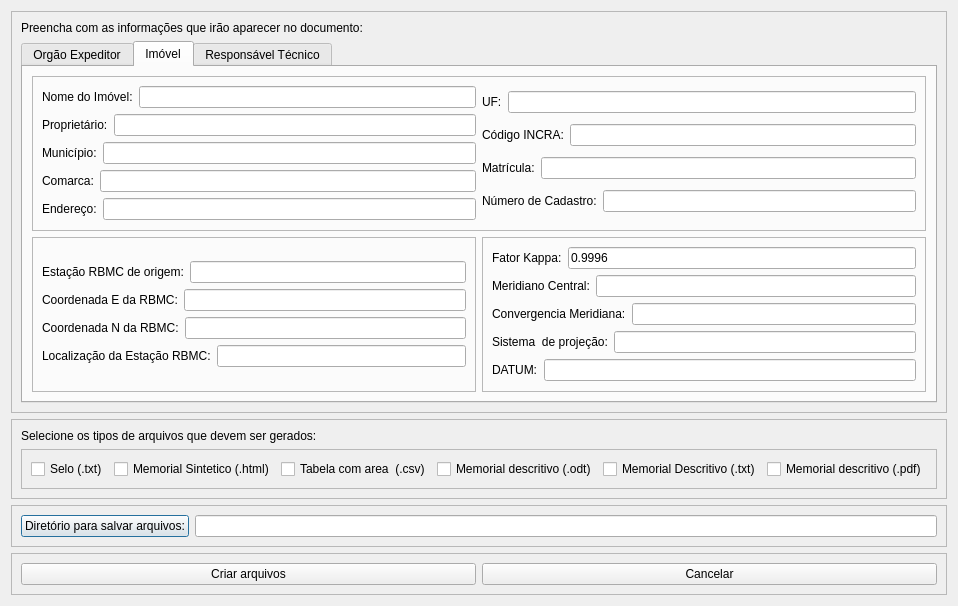
Qt form azimuthsAndDistances/ui_memorialGenerator2.ui (guilhermehrn/AzimuthDistanceCalculator) before a commit.
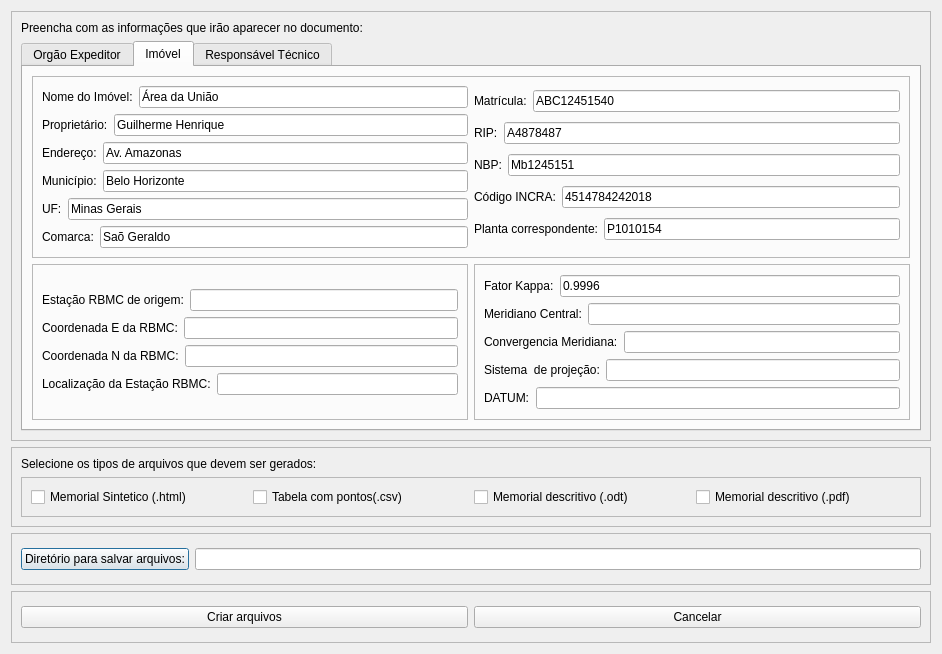
The same form after that commit. The open tabs and pages were chosen to show the change.

The edit to the form file:
```diff
--- a/azimuthsAndDistances/ui_memorialGenerator2.ui
+++ b/azimuthsAndDistances/ui_memorialGenerator2.ui
@@ -7,7 +7,7 @@
     <x>0</x>
     <y>0</y>
     <width>942</width>
-    <height>602</height>
+    <height>654</height>
    </rect>
   </property>
   <property name="windowTitle">
@@ -42,13 +42,6 @@
          <number>0</number>
         </property>
         <layout class="QHBoxLayout" name="horizontalLayout_24">
-         <item>
-          <widget class="QCheckBox" name="seloTxt">
-           <property name="text">
-            <string>Selo (.txt)</string>
-           </property>
-          </widget>
-         </item>
          <item>
           <widget class="QCheckBox" name="memorialSinteticHtml">
            <property name="text">
@@ -59,7 +52,7 @@
          <item>
           <widget class="QCheckBox" name="tableAreaCsv">
            <property name="text">
-            <string>Tabela com area  (.csv)</string>
+            <string>Tabela com pontos(.csv)</string>
            </property>
           </widget>
          </item>
@@ -71,14 +64,13 @@
           </widget>
          </item>
          <item>
-          <widget class="QCheckBox" name="memorialDescritivoTxt">
-           <property name="text">
-            <string>Memorial Descritivo (.txt)</string>
+          <widget class="QCheckBox" name="memorialDescritivoPdf">
+           <property name="enabled">
+            <bool>true</bool>
            </property>
-          </widget>
-         </item>
-         <item>
-          <widget class="QCheckBox" name="memorialDescritivoPdfCheck">
+           <property name="toolTip">
+            <string>Gerar o memorial descritivo da geometria selecionada em formato PDF</string>
+           </property>
            <property name="text">
             <string>Memorial descritivo (.pdf)</string>
            </property>
@@ -349,7 +341,11 @@
                   </widget>
                  </item>
                  <item>
-                  <widget class="QLineEdit" name="imovelEdit"/>
+                  <widget class="QLineEdit" name="imovelEdit">
+                   <property name="text">
+                    <string>Área da União </string>
+                   </property>
+                  </widget>
                  </item>
                 </layout>
                </item>
@@ -363,7 +359,11 @@
                   </widget>
                  </item>
                  <item>
-                  <widget class="QLineEdit" name="proprietarioEdit"/>
+                  <widget class="QLineEdit" name="proprietarioEdit">
+                   <property name="text">
+                    <string>Guilherme Henrique</string>
+                   </property>
+                  </widget>
                  </item>
                 </layout>
                </item>
@@ -372,14 +372,14 @@
                  <item>
                   <widget class="QLabel" name="label_3">
                    <property name="text">
-                    <string>Município:</string>
+                    <string>Endereço:</string>
                    </property>
                   </widget>
                  </item>
                  <item>
-                  <widget class="QLineEdit" name="municipioEdit">
+                  <widget class="QLineEdit" name="enderecoEdit">
                    <property name="text">
-                    <string/>
+                    <string>Av. Amazonas</string>
                    </property>
                   </widget>
                  </item>
@@ -390,12 +390,16 @@
                  <item>
                   <widget class="QLabel" name="label_4">
                    <property name="text">
-                    <string>Comarca:</string>
+                    <string>Município:</string>
                    </property>
                   </widget>
                  </item>
                  <item>
-                  <widget class="QLineEdit" name="comarcaEdit"/>
+                  <widget class="QLineEdit" name="municipioEdit">
+                   <property name="text">
+                    <string>Belo Horizonte</string>
+                   </property>
+                  </widget>
                  </item>
                 </layout>
                </item>
@@ -404,12 +408,37 @@
                  <item>
                   <widget class="QLabel" name="label_22">
                    <property name="text">
-                    <string>Endereço:</string>
+                    <string>UF:</string>
                    </property>
                   </widget>
                  </item>
                  <item>
-                  <widget class="QLineEdit" name="enderecoEdit"/>
+                  <widget class="QLineEdit" name="ufEdit">
+                   <property name="text">
+                    <string>Minas Gerais</string>
+                   </property>
+                  </widget>
+                 </item>
+                </layout>
+               </item>
+               <item>
+                <layout class="QHBoxLayout" name="horizontalLayout_35">
+                 <item>
+                  <widget class="QLabel" name="label_32">
+                   <property name="toolTip">
+                    <string>Nome da comarca onde o imóvel foi registrado.</string>
+                   </property>
+                   <property name="text">
+                    <string>Comarca:</string>
+                   </property>
+                  </widget>
+                 </item>
+                 <item>
+                  <widget class="QLineEdit" name="comarcaEdit">
+                   <property name="text">
+                    <string>Saõ Geraldo</string>
+                   </property>
+                  </widget>
                  </item>
                 </layout>
                </item>
@@ -422,12 +451,16 @@
                  <item>
                   <widget class="QLabel" name="label_8">
                    <property name="text">
-                    <string>UF:</string>
+                    <string>Matrícula:</string>
                    </property>
                   </widget>
                  </item>
                  <item>
-                  <widget class="QLineEdit" name="ufEdit"/>
+                  <widget class="QLineEdit" name="matriculaEdit">
+                   <property name="text">
+                    <string>ABC12451540</string>
+                   </property>
+                  </widget>
                  </item>
                 </layout>
                </item>
@@ -436,12 +469,16 @@
                  <item>
                   <widget class="QLabel" name="label_9">
                    <property name="text">
-                    <string>Código INCRA:</string>
+                    <string>RIP:</string>
                    </property>
                   </widget>
                  </item>
                  <item>
-                  <widget class="QLineEdit" name="codIncraEdit"/>
+                  <widget class="QLineEdit" name="ripEdit">
+                   <property name="text">
+                    <string>A4878487</string>
+                   </property>
+                  </widget>
                  </item>
                 </layout>
                </item>
@@ -450,12 +487,16 @@
                  <item>
                   <widget class="QLabel" name="label_10">
                    <property name="text">
-                    <string>Matrícula:</string>
+                    <string>NBP:</string>
                    </property>
                   </widget>
                  </item>
                  <item>
-                  <widget class="QLineEdit" name="matriculaEdit"/>
+                  <widget class="QLineEdit" name="nbpEdit">
+                   <property name="text">
+                    <string>Mb1245151</string>
+                   </property>
+                  </widget>
                  </item>
                 </layout>
                </item>
@@ -464,12 +505,37 @@
                  <item>
                   <widget class="QLabel" name="label_20">
                    <property name="text">
-                    <string>Número de Cadastro:</string>
+                    <string>Código INCRA:</string>
                    </property>
                   </widget>
                  </item>
                  <item>
-                  <widget class="QLineEdit" name="cadastroEdit"/>
+                  <widget class="QLineEdit" name="codIncraEdit">
+                   <property name="text">
+                    <string>4514784242018</string>
+                   </property>
+                  </widget>
+                 </item>
+                </layout>
+               </item>
+               <item>
+                <layout class="QHBoxLayout" name="horizontalLayout_36">
+                 <item>
+                  <widget class="QLabel" name="label_33">
+                   <property name="toolTip">
+                    <string>&lt;html&gt;&lt;head/&gt;&lt;body&gt;&lt;p&gt;Código da planta correspondente. Exemplo: 01/2018 DIIUP-SPU-MG&lt;/p&gt;&lt;/body&gt;&lt;/html&gt;</string>
+                   </property>
+                   <property name="text">
+                    <string>Planta correspondente:</string>
+                   </property>
+                  </widget>
+                 </item>
+                 <item>
+                  <widget class="QLineEdit" name="plantaCorrespondenteEdit">
+                   <property name="text">
+                    <string>P1010154</string>
+                   </property>
+                  </widget>
                  </item>
                 </layout>
                </item>
@@ -597,7 +663,11 @@
                   </widget>
                  </item>
                  <item>
-                  <widget class="QLineEdit" name="rbmcOrigemEdit"/>
+                  <widget class="QLineEdit" name="rbmcOrigemEdit">
+                   <property name="text">
+                    <string/>
+                   </property>
+                  </widget>
                  </item>
                 </layout>
                </item>
@@ -611,7 +681,11 @@
                   </widget>
                  </item>
                  <item>
-                  <widget class="QLineEdit" name="rbmcEsteEdit"/>
+                  <widget class="QLineEdit" name="rbmcEsteEdit">
+                   <property name="text">
+                    <string/>
+                   </property>
+                  </widget>
                  </item>
                 </layout>
                </item>
@@ -625,7 +699,11 @@
                   </widget>
                  </item>
                  <item>
-                  <widget class="QLineEdit" name="rbmcNorteEdit"/>
+                  <widget class="QLineEdit" name="rbmcNorteEdit">
+                   <property name="text">
+                    <string/>
+                   </property>
+                  </widget>
                  </item>
                 </layout>
                </item>
@@ -639,7 +717,11 @@
                   </widget>
                  </item>
                  <item>
-                  <widget class="QLineEdit" name="localRbmcEdit"/>
+                  <widget class="QLineEdit" name="localRbmcEdit">
+                   <property name="text">
+                    <string/>
+                   </property>
+                  </widget>
                  </item>
                 </layout>
                </item>
```
Left out of the diff: 239 changed lines with no effect on the pictures.
